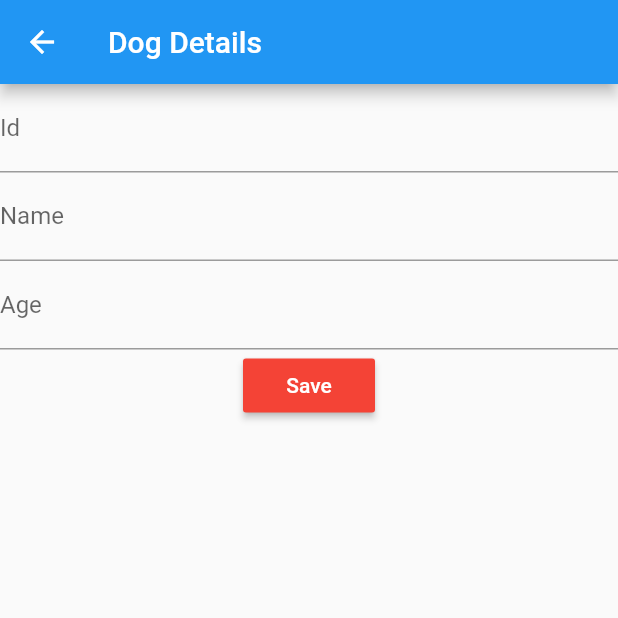
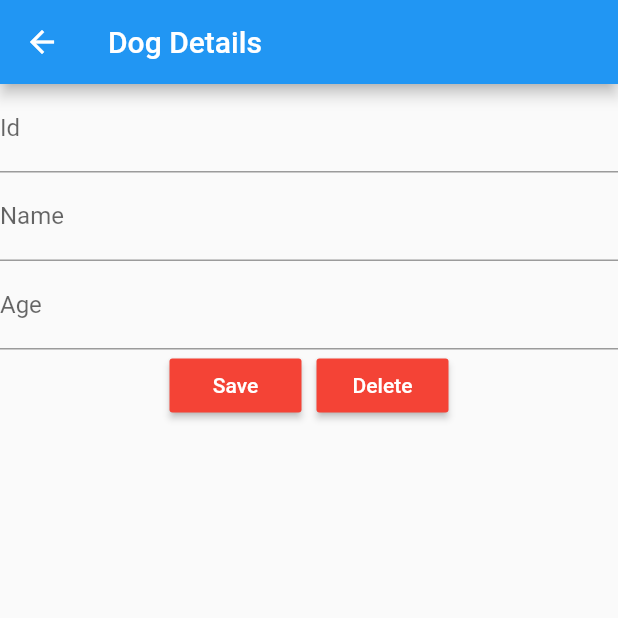
Before and after one commit to alexandrepd/FlutterSQLite, a Flutter app: the DogDetails screen opened directly, after a tap on "Save", on a phone screen of 412 x 824 dp, the top half of it. Run offline on Flutter 3.47's test engine with Material 2 defaults, Android fonts, the phone set to English and light mode, and no system bars; our stand-ins replace sqflite; accounts and stored records are empty.

Commit message:
Crud Completed

```diff
--- a/lib/view/dog_details.dart
+++ b/lib/view/dog_details.dart
@@ -41,7 +41,16 @@ class _DogDetailsState extends State<DogDetails> {
             _getTextField("Id", _textId, widget.dog?.id.toString()),
             _getTextField("Name", _textName, widget.dog?.name),
             _getTextField("Age", _textAge, widget.dog?.age.toString()),
-            _setSaveButton(),
+            Row(
+              mainAxisAlignment: MainAxisAlignment.center,
+              children: <Widget>[
+                _setSaveButton(),
+                Padding(
+                  padding: EdgeInsets.all(5),
+                ),
+                _setDeleteButton(),
+              ],
+            ),
           ],
         ),
       ),
@@ -66,13 +75,7 @@ class _DogDetailsState extends State<DogDetails> {
       onPressed: () {
         if (_formKey.currentState.validate()) {
           _saveDog();
-          Navigator.of(context).pushAndRemoveUntil(
-              MaterialPageRoute(builder: (context) => HomePage()),
-              (Route<dynamic> route) => false);
-          // Navigator.pushAndRemoveUntil(
-          //   context,
-          //   MaterialPageRoute(builder: (context) => HomePage()),
-          // );
+          _setBack();
         }
       },
       textColor: Colors.white,
@@ -81,6 +84,21 @@ class _DogDetailsState extends State<DogDetails> {
       child: new Text(
         isUpdate ? "update" : "Save",
       ),
+    );
+  }
+
+  Widget _setDeleteButton() {
+    return new RaisedButton(
+      onPressed: () {
+        if (isUpdate) {
+          dogController.deleteDogById(widget.dog.id);
+          _setBack();
+        }
+      },
+      textColor: Colors.white,
+      color: Colors.red,
+      padding: const EdgeInsets.all(8.0),
+      child: new Text("Delete"),
     );
   }
 
@@ -114,4 +132,10 @@ class _DogDetailsState extends State<DogDetails> {
     else
       dogController.insertDog(dog);
   }
+
+  _setBack() {
+    Navigator.of(context).pushAndRemoveUntil(
+        MaterialPageRoute(builder: (context) => HomePage()),
+        (Route<dynamic> route) => false);
+  }
 }
```
